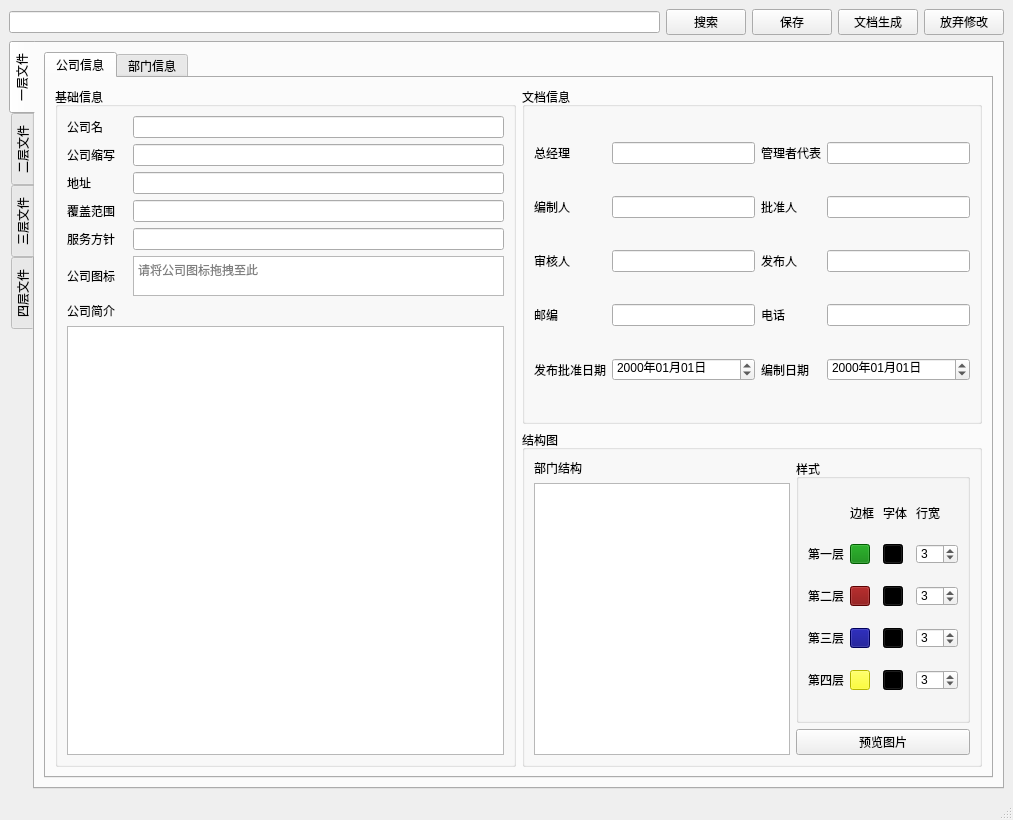
Old version of the form Word-Printer/test.ui in the repository OtakuTools/WordPrinter.
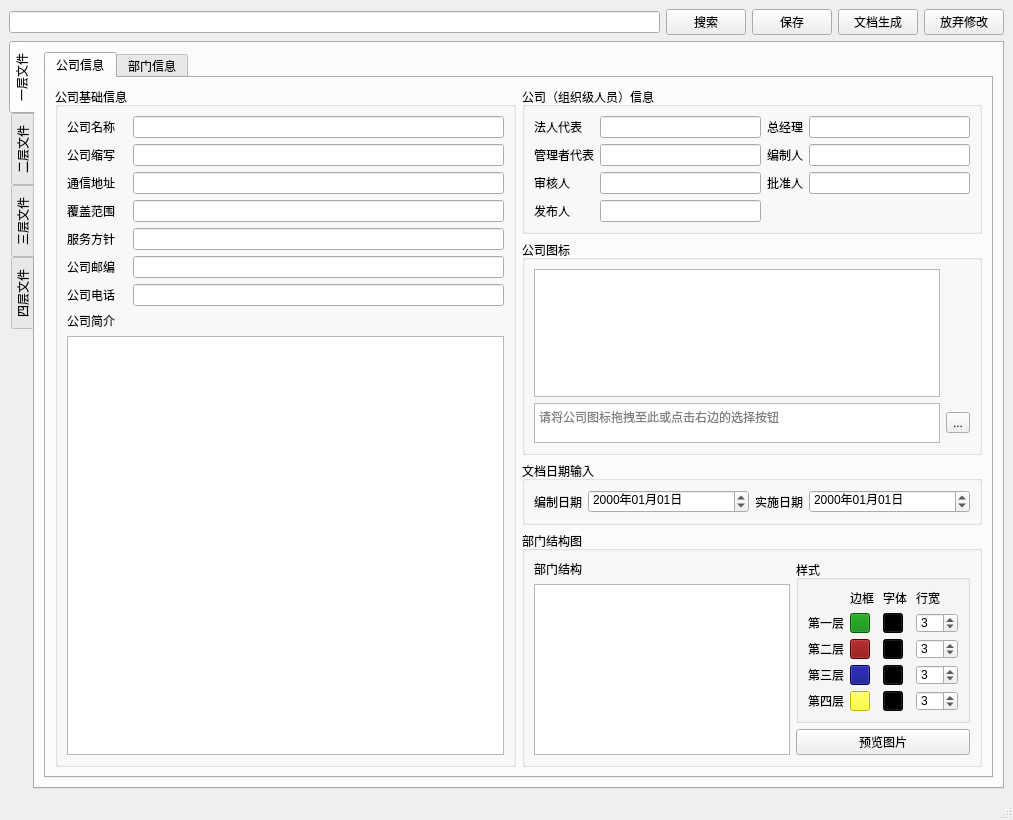
New version of the form.

Commit message: 修改用户数据结构和数据库部分字段（employees改成compiler）

Diff of the .ui file:
```diff
--- a/Word-Printer/test.ui
+++ b/Word-Printer/test.ui
@@ -120,133 +120,10 @@
             <string>公司信息</string>
            </attribute>
            <layout class="QGridLayout" name="gridLayout_7">
-            <item row="0" column="1" rowspan="2">
-             <widget class="QGroupBox" name="basicInfo">
-              <property name="title">
-               <string>基础信息</string>
-              </property>
-              <layout class="QGridLayout" name="gridLayout_2">
-               <item row="7" column="0" colspan="4">
-                <widget class="QLabel" name="introductionLable">
-                 <property name="text">
-                  <string>公司简介</string>
-                 </property>
-                </widget>
-               </item>
-               <item row="1" column="0">
-                <widget class="QLabel" name="fileNameLable">
-                 <property name="text">
-                  <string>公司缩写</string>
-                 </property>
-                </widget>
-               </item>
-               <item row="0" column="0">
-                <widget class="QLabel" name="companyLable">
-                 <property name="text">
-                  <string>公司名</string>
-                 </property>
-                </widget>
-               </item>
-               <item row="0" column="3">
-                <widget class="QLineEdit" name="companyText"/>
-               </item>
-               <item row="4" column="3">
-                <widget class="QLineEdit" name="policyText"/>
-               </item>
-               <item row="2" column="3">
-                <widget class="QLineEdit" name="addressText"/>
-               </item>
-               <item row="3" column="0">
-                <widget class="QLabel" name="coverFieldLable">
-                 <property name="text">
-                  <string>覆盖范围</string>
-                 </property>
-                </widget>
-               </item>
-               <item row="5" column="0">
-                <widget class="QLabel" name="label_3">
-                 <property name="text">
-                  <string>公司图标</string>
-                 </property>
-                </widget>
-               </item>
-               <item row="2" column="0">
-                <widget class="QLabel" name="addressLable">
-                 <property name="text">
-                  <string>地址</string>
-                 </property>
-                </widget>
-               </item>
-               <item row="1" column="3">
-                <widget class="QLineEdit" name="fileNameText"/>
-               </item>
-               <item row="8" column="0" colspan="4">
-                <widget class="QPlainTextEdit" name="introductionText">
-                 <property name="tabChangesFocus">
-                  <bool>true</bool>
-                 </property>
-                </widget>
-               </item>
-               <item row="4" column="0">
-                <widget class="QLabel" name="policyLable">
-                 <property name="text">
-                  <string>服务方针</string>
-                 </property>
-                </widget>
-               </item>
-               <item row="3" column="3">
-                <widget class="QLineEdit" name="coverFieldText"/>
-               </item>
-               <item row="5" column="3">
-                <widget class="QPlainTextEdit" name="Logo">
-                 <property name="sizePolicy">
-                  <sizepolicy hsizetype="Expanding" vsizetype="Fixed">
-                   <horstretch>0</horstretch>
-                   <verstretch>0</verstretch>
-                  </sizepolicy>
-                 </property>
-                 <property name="minimumSize">
-                  <size>
-                   <width>0</width>
-                   <height>40</height>
-                  </size>
-                 </property>
-                 <property name="maximumSize">
-                  <size>
-                   <width>16777215</width>
-                   <height>40</height>
-                  </size>
-                 </property>
-                 <property name="verticalScrollBarPolicy">
-                  <enum>Qt::ScrollBarAlwaysOff</enum>
-                 </property>
-                 <property name="horizontalScrollBarPolicy">
-                  <enum>Qt::ScrollBarAlwaysOff</enum>
-                 </property>
-                 <property name="undoRedoEnabled">
-                  <bool>false</bool>
-                 </property>
-                 <property name="lineWrapMode">
-                  <enum>QPlainTextEdit::WidgetWidth</enum>
-                 </property>
-                 <property name="readOnly">
-                  <bool>false</bool>
-                 </property>
-                 <property name="backgroundVisible">
-                  <bool>false</bool>
-                 </property>
-                 <property name="placeholderText">
-                  <string>请将公司图标拖拽至此</string>
-                 </property>
-                </widget>
-               </item>
-              </layout>
-             </widget>
-            </item>
-            <item row="1" column="2">
+            <item row="3" column="2">
              <widget class="QGroupBox" name="groupBox_3">
               <property name="title">
-               <string>结构图</string>
+               <string>部门结构图</string>
               </property>
               <layout class="QGridLayout" name="gridLayout_10">
                <item row="0" column="0">
@@ -676,51 +553,61 @@
             <item row="0" column="2">
              <widget class="QGroupBox" name="fileInfo">
               <property name="title">
-               <string>文档信息</string>
+               <string>公司（组织级人员）信息</string>
               </property>
               <layout class="QGridLayout" name="gridLayout">
+               <item row="3" column="4">
+                <widget class="QLineEdit" name="approverText"/>
+               </item>
+               <item row="3" column="3">
+                <widget class="QLabel" name="approverLable">
+                 <property name="text">
+                  <string>批准人</string>
+                 </property>
+                </widget>
+               </item>
+               <item row="0" column="1">
+                <widget class="QLabel" name="label_3">
+                 <property name="text">
+                  <string>法人代表</string>
+                 </property>
+                </widget>
+               </item>
                <item row="0" column="2">
+                <widget class="QLineEdit" name="corporateText"/>
+               </item>
+               <item row="0" column="4">
                 <widget class="QLineEdit" name="managerText"/>
                </item>
                <item row="0" column="3">
+                <widget class="QLabel" name="managerLable">
+                 <property name="text">
+                  <string>总经理</string>
+                 </property>
+                </widget>
+               </item>
+               <item row="1" column="1">
                 <widget class="QLabel" name="guandaiLable">
                  <property name="text">
                   <string>管理者代表</string>
                  </property>
                 </widget>
                </item>
-               <item row="0" column="4">
+               <item row="1" column="2">
                 <widget class="QLineEdit" name="guandaiText"/>
                </item>
-               <item row="2" column="2">
-                <widget class="QLineEdit" name="employeesText"/>
+               <item row="1" column="4">
+                <widget class="QLineEdit" name="compilerText"/>
                </item>
-               <item row="5" column="2">
-                <widget class="QDateEdit" name="releaseDateText">
-                 <property name="displayFormat">
-                  <string>yyyy年MM月dd日</string>
-                 </property>
-                </widget>
-               </item>
-               <item row="4" column="2">
-                <widget class="QLineEdit" name="zipText"/>
-               </item>
-               <item row="2" column="1">
-                <widget class="QLabel" name="employeesLable">
+               <item row="1" column="3">
+                <widget class="QLabel" name="compilerLable">
                  <property name="text">
                   <string>编制人</string>
                  </property>
                 </widget>
                </item>
-               <item row="5" column="1">
-                <widget class="QLabel" name="releaseDateLable">
-                 <property name="text">
-                  <string>发布批准日期</string>
-                 </property>
-                </widget>
-               </item>
-               <item row="2" column="4">
-                <widget class="QLineEdit" name="approverText"/>
+               <item row="3" column="2">
+                <widget class="QLineEdit" name="auditText"/>
                </item>
                <item row="3" column="1">
                 <widget class="QLabel" name="auditLable">
@@ -729,61 +616,230 @@
                  </property>
                 </widget>
                </item>
-               <item row="2" column="3">
-                <widget class="QLabel" name="approverLable">
-                 <property name="text">
-                  <string>批准人</string>
-                 </property>
-                </widget>
-               </item>
                <item row="4" column="1">
+                <widget class="QLabel" name="announcerLable">
+                 <property name="text">
+                  <string>发布人</string>
+                 </property>
+                </widget>
+               </item>
+               <item row="4" column="2">
+                <widget class="QLineEdit" name="announcerText"/>
+               </item>
+              </layout>
+             </widget>
+            </item>
+            <item row="1" column="2">
+             <widget class="QGroupBox" name="groupBox_7">
+              <property name="title">
+               <string>公司图标</string>
+              </property>
+              <layout class="QGridLayout" name="gridLayout_13">
+               <item row="0" column="0">
+                <widget class="QGraphicsView" name="logoView">
+                 <property name="verticalScrollBarPolicy">
+                  <enum>Qt::ScrollBarAlwaysOff</enum>
+                 </property>
+                 <property name="horizontalScrollBarPolicy">
+                  <enum>Qt::ScrollBarAlwaysOff</enum>
+                 </property>
+                </widget>
+               </item>
+               <item row="1" column="1">
+                <widget class="QToolButton" name="logoChooseButton">
+                 <property name="text">
+                  <string>...</string>
+                 </property>
+                </widget>
+               </item>
+               <item row="1" column="0">
+                <widget class="QPlainTextEdit" name="Logo">
+                 <property name="sizePolicy">
+                  <sizepolicy hsizetype="Expanding" vsizetype="Fixed">
+                   <horstretch>0</horstretch>
+                   <verstretch>0</verstretch>
+                  </sizepolicy>
+                 </property>
+                 <property name="minimumSize">
+                  <size>
+                   <width>0</width>
+                   <height>40</height>
+                  </size>
+                 </property>
+                 <property name="maximumSize">
+                  <size>
+                   <width>16777215</width>
+                   <height>40</height>
+                  </size>
+                 </property>
+                 <property name="verticalScrollBarPolicy">
+                  <enum>Qt::ScrollBarAlwaysOff</enum>
+                 </property>
+                 <property name="horizontalScrollBarPolicy">
+                  <enum>Qt::ScrollBarAlwaysOff</enum>
+                 </property>
+                 <property name="undoRedoEnabled">
+                  <bool>false</bool>
+                 </property>
+                 <property name="lineWrapMode">
+                  <enum>QPlainTextEdit::WidgetWidth</enum>
+                 </property>
+                 <property name="readOnly">
+                  <bool>false</bool>
+                 </property>
+                 <property name="overwriteMode">
+                  <bool>true</bool>
+                 </property>
+                 <property name="textInteractionFlags">
+                  <set>Qt::TextEditorInteraction</set>
+                 </property>
+                 <property name="backgroundVisible">
+                  <bool>false</bool>
+                 </property>
+                 <property name="placeholderText">
+                  <string>请将公司图标拖拽至此或点击右边的选择按钮</string>
+                 </property>
+                </widget>
+               </item>
+              </layout>
+             </widget>
+            </item>
+            <item row="0" column="1" rowspan="4">
+             <widget class="QGroupBox" name="basicInfo">
+              <property name="title">
+               <string>公司基础信息</string>
+              </property>
+              <layout class="QGridLayout" name="gridLayout_2">
+               <item row="0" column="0">
+                <widget class="QLabel" name="companyLable">
+                 <property name="text">
+                  <string>公司名称</string>
+                 </property>
+                </widget>
+               </item>
+               <item row="1" column="0">
+                <widget class="QLabel" name="fileNameLable">
+                 <property name="text">
+                  <string>公司缩写</string>
+                 </property>
+                </widget>
+               </item>
+               <item row="0" column="3">
+                <widget class="QLineEdit" name="companyText"/>
+               </item>
+               <item row="8" column="0" colspan="4">
+                <widget class="QLabel" name="introductionLable">
+                 <property name="text">
+                  <string>公司简介</string>
+                 </property>
+                </widget>
+               </item>
+               <item row="2" column="0">
+                <widget class="QLabel" name="addressLable">
+                 <property name="text">
+                  <string>通信地址</string>
+                 </property>
+                </widget>
+               </item>
+               <item row="9" column="0" colspan="4">
+                <widget class="QPlainTextEdit" name="introductionText">
+                 <property name="tabChangesFocus">
+                  <bool>true</bool>
+                 </property>
+                </widget>
+               </item>
+               <item row="3" column="3">
+                <widget class="QLineEdit" name="coverFieldText"/>
+               </item>
+               <item row="3" column="0">
+                <widget class="QLabel" name="coverFieldLable">
+                 <property name="text">
+                  <string>覆盖范围</string>
+                 </property>
+                </widget>
+               </item>
+               <item row="4" column="3">
+                <widget class="QLineEdit" name="policyText"/>
+               </item>
+               <item row="4" column="0">
+                <widget class="QLabel" name="policyLable">
+                 <property name="text">
+                  <string>服务方针</string>
+                 </property>
+                </widget>
+               </item>
+               <item row="1" column="3">
+                <widget class="QLineEdit" name="fileNameText"/>
+               </item>
+               <item row="2" column="3">
+                <widget class="QLineEdit" name="addressText"/>
+               </item>
+               <item row="6" column="0">
                 <widget class="QLabel" name="zipLable">
                  <property name="text">
-                  <string>邮编</string>
+                  <string>公司邮编</string>
                  </property>
                 </widget>
                </item>
-               <item row="3" column="2">
-                <widget class="QLineEdit" name="auditText"/>
+               <item row="7" column="0">
+                <widget class="QLabel" name="phoneLable">
+                 <property name="text">
+                  <string>公司电话</string>
+                 </property>
+                </widget>
                </item>
-               <item row="5" column="3">
+               <item row="6" column="3">
+                <widget class="QLineEdit" name="zipText"/>
+               </item>
+               <item row="7" column="3">
+                <widget class="QLineEdit" name="phoneText"/>
+               </item>
+              </layout>
+             </widget>
+            </item>
+            <item row="2" column="2">
+             <widget class="QGroupBox" name="groupBox_6">
+              <property name="title">
+               <string>文档日期输入</string>
+              </property>
+              <layout class="QGridLayout" name="gridLayout_12">
+               <item row="0" column="0">
                 <widget class="QLabel" name="auditDateLable">
+                 <property name="sizePolicy">
+                  <sizepolicy hsizetype="Fixed" vsizetype="Preferred">
+                   <horstretch>0</horstretch>
+                   <verstretch>0</verstretch>
+                  </sizepolicy>
+                 </property>
                  <property name="text">
                   <string>编制日期</string>
                  </property>
                 </widget>
                </item>
-               <item row="3" column="4">
-                <widget class="QLineEdit" name="announcerText"/>
-               </item>
-               <item row="5" column="4">
+               <item row="0" column="1">
                 <widget class="QDateEdit" name="auditDateText">
                  <property name="displayFormat">
                   <string>yyyy年MM月dd日</string>
                  </property>
                 </widget>
                </item>
-               <item row="4" column="4">
-                <widget class="QLineEdit" name="phoneText"/>
-               </item>
-               <item row="4" column="3">
-                <widget class="QLabel" name="phoneLable">
-                 <property name="text">
-                  <string>电话</string>
+               <item row="0" column="2">
+                <widget class="QLabel" name="releaseDateLable">
+                 <property name="sizePolicy">
+                  <sizepolicy hsizetype="Fixed" vsizetype="Preferred">
+                   <horstretch>0</horstretch>
+                   <verstretch>0</verstretch>
+                  </sizepolicy>
                  </property>
-                </widget>
-               </item>
-               <item row="3" column="3">
-                <widget class="QLabel" name="announcerLable">
                  <property name="text">
-                  <string>发布人</string>
+                  <string>实施日期</string>
                  </property>
                 </widget>
                </item>
-               <item row="0" column="1">
-                <widget class="QLabel" name="managerLable">
-                 <property name="text">
-                  <string>总经理</string>
+               <item row="0" column="3">
+                <widget class="QDateEdit" name="releaseDateText">
+                 <property name="displayFormat">
+                  <string>yyyy年MM月dd日</string>
                  </property>
                 </widget>
                </item>
```
Left out of the diff: 15 changed lines with no effect on the pictures. The commit also changes 6 other files.
